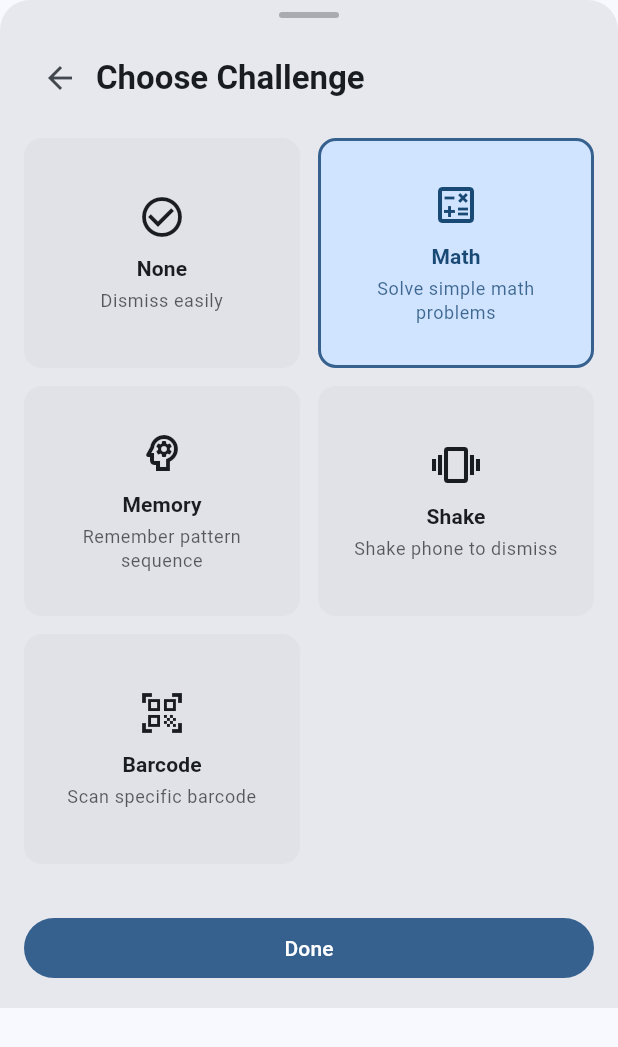
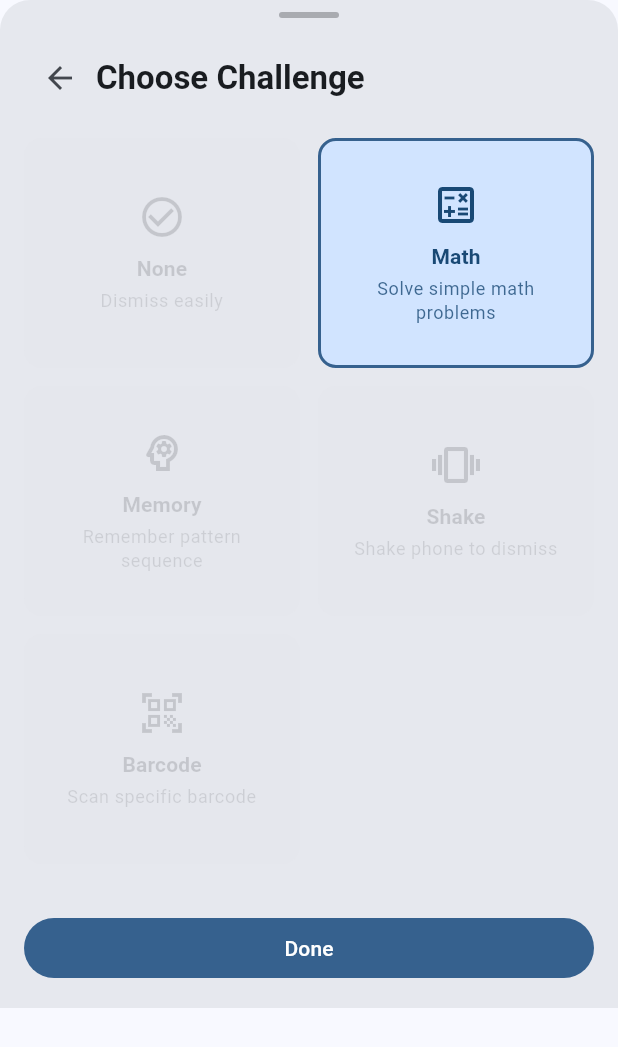
Before and after one commit to Nithiann/not_another_alarm_clock, a Flutter app: the ChallengeSelectionBottomSheet widget shown alone on an empty page, opened directly with empty values, on a phone screen of 412 x 824 dp. Shown: the top 1047 px of the screen. Run offline on Flutter 3.47's test engine with Material 3 defaults, Android fonts, the light colour scheme and no system bars; drawn by our look-alikes of dynamic_color; our stand-ins replace flutter_local_notifications, flutter_timezone, google_sign_in, hive, hive_flutter, just_audio and 5 more; missing offline and left inert: android_alarm_manager_plus, audio_session, googleapis; accounts and stored records are empty.

Commit message:
set disabled property for not implemented games

```diff
--- a/lib/presentation/widgets/challenge_selection_bottom_sheet.dart
+++ b/lib/presentation/widgets/challenge_selection_bottom_sheet.dart
@@ -68,6 +68,7 @@ class ChallengeSelectionBottomSheet extends StatelessWidget {
                   label: 'None',
                   description: 'Dismiss easily',
                   isSelected: selectedChallenge == -1,
+                  disabled: true,
                   onTap: () {
                     onChallengeSelected(-1);
                     Navigator.pop(context);
@@ -87,6 +88,7 @@ class ChallengeSelectionBottomSheet extends StatelessWidget {
                   icon: Icons.psychology_outlined,
                   label: 'Memory',
                   description: 'Remember pattern sequence',
+                  disabled: true,
                   isSelected: selectedChallenge == 1,
                   onTap: () {
                     onChallengeSelected(1);
@@ -97,6 +99,7 @@ class ChallengeSelectionBottomSheet extends StatelessWidget {
                   icon: Icons.vibration,
                   label: 'Shake',
                   description: 'Shake phone to dismiss',
+                  disabled: true,
                   isSelected: selectedChallenge == 2,
                   onTap: () {
                     onChallengeSelected(2);
@@ -107,6 +110,7 @@ class ChallengeSelectionBottomSheet extends StatelessWidget {
                   icon: Icons.qr_code_scanner_outlined,
                   label: 'Barcode',
                   description: 'Scan specific barcode',
+                  disabled: true,
                   isSelected: selectedChallenge == 3,
                   onTap: () {
                     onChallengeSelected(3);
@@ -139,6 +143,7 @@ class _ChallengeOption extends StatelessWidget {
   final String description;
   final bool isSelected;
   final VoidCallback onTap;
+  final bool disabled;
 
   const _ChallengeOption({
     required this.icon,
@@ -146,26 +151,33 @@ class _ChallengeOption extends StatelessWidget {
     required this.description,
     required this.isSelected,
     required this.onTap,
+    this.disabled = false,
   });
 
   @override
   Widget build(BuildContext context) {
     final colorScheme = Theme.of(context).colorScheme;
 
-    return InkWell(
-      onTap: onTap,
+    return Opacity(
+      opacity: disabled ? 0.4 : 1.0,
+      child: InkWell(
+        onTap: disabled ? null : onTap,
         borderRadius: BorderRadius.circular(12),
         child: Container(
           padding: const EdgeInsets.all(16),
           decoration: BoxDecoration(
-          color: isSelected
+            color: disabled
+                ? colorScheme.surfaceContainerHighest.withValues(alpha: 0.5)
+                : (isSelected
                     ? colorScheme.primaryContainer
-              : colorScheme.surfaceContainerHighest,
+                    : colorScheme.surfaceContainerHighest),
             borderRadius: BorderRadius.circular(12),
             border: Border.all(
-            color: isSelected
+              color: disabled
+                  ? Colors.transparent
+                  : (isSelected
                       ? colorScheme.primary
-                : Colors.transparent,
+                      : Colors.transparent),
               width: 2,
             ),
           ),
@@ -175,18 +187,22 @@ class _ChallengeOption extends StatelessWidget {
               Icon(
                 icon,
                 size: 32,
-              color: isSelected
+                color: disabled
+                    ? colorScheme.onSurface.withValues(alpha: 0.4)
+                    : (isSelected
                         ? colorScheme.onPrimaryContainer
-                  : colorScheme.onSurface,
+                        : colorScheme.onSurface),
               ),
               const SizedBox(height: 8),
               Text(
                 label,
                 style: Theme.of(context).textTheme.titleSmall?.copyWith(
                   fontWeight: FontWeight.bold,
-                color: isSelected
+                  color: disabled
+                      ? colorScheme.onSurface.withValues(alpha: 0.4)
+                      : (isSelected
                           ? colorScheme.onPrimaryContainer
-                    : colorScheme.onSurface,
+                          : colorScheme.onSurface),
                 ),
               ),
               const SizedBox(height: 4),
@@ -194,14 +210,17 @@ class _ChallengeOption extends StatelessWidget {
                 description,
                 textAlign: TextAlign.center,
                 style: Theme.of(context).textTheme.bodySmall?.copyWith(
-                color: isSelected
+                  color: disabled
+                      ? colorScheme.onSurface.withValues(alpha: 0.3)
+                      : (isSelected
                           ? colorScheme.onPrimaryContainer.withValues(alpha: 0.8)
-                    : colorScheme.onSurface.withValues(alpha: 0.7),
+                          : colorScheme.onSurface.withValues(alpha: 0.7)),
                 ),
               ),
             ],
           ),
         ),
+      ),
     );
   }
 }
```
Lines whose indentation alone changed are shown as unchanged.
